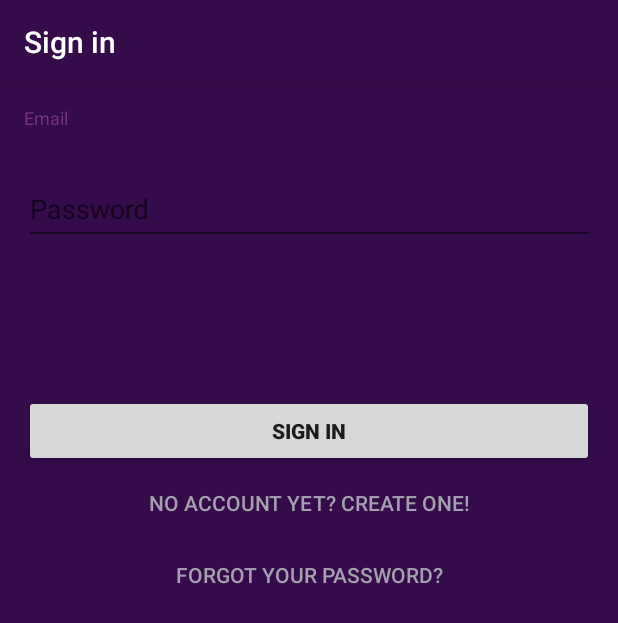
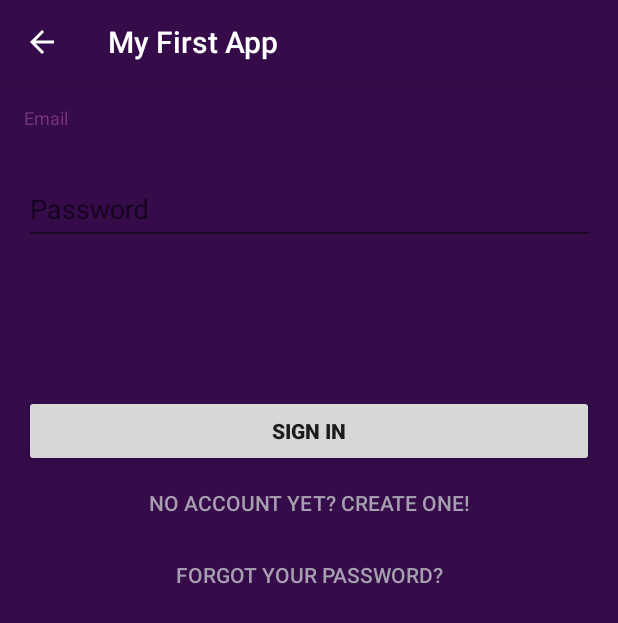
Before and after one commit to Venkipullela/GamesApp, an Android app: the LoginActivity screen opened directly, with no data from a screen before it, on a phone screen of 412 x 824 dp. Shown: the top 623 px of the screen. Run offline under Robolectric (Android 15) with nearby library versions, the phone set to English and light mode, and no system bars; 2 statements that could not run were skipped.

Commit message:
review comments changes

```diff
--- a/app/src/main/AndroidManifest.xml
+++ b/app/src/main/AndroidManifest.xml
@@ -32,6 +32,7 @@
         </activity>
         <activity
             android:name=".LoginActivity"
+            android:parentActivityName=".MainActivity">
             android:label="@string/title_activity_login"></activity>
     </application>
 
--- a/app/src/main/java/com/example/venkatesh/myfirstapp/MainActivity.java
+++ b/app/src/main/java/com/example/venkatesh/myfirstapp/MainActivity.java
@@ -20,6 +20,11 @@ public class MainActivity extends AppCompatActivity {
         startActivity(intent);
     }
 
+    /**
+     *
+     * @param view
+     * Called when the user taps on the sign in button.
+     */
     public void signIn(View view) {
         Intent intent = new Intent(this, LoginActivity.class);
         startActivity(intent);
--- a/app/src/main/res/layout/activity_login.xml
+++ b/app/src/main/res/layout/activity_login.xml
@@ -86,7 +86,7 @@
                 android:layout_height="wrap_content"
                 android:layout_marginTop="100dp"
                 android:onClick="onSignIn"
-                android:text="@string/action_sign_in"
+                android:text="@string/action_sign_in_short"
                 android:textStyle="bold" />
 
             <Button
--- a/app/src/main/res/values/strings.xml
+++ b/app/src/main/res/values/strings.xml
@@ -9,7 +9,6 @@
     <!-- Strings related to login -->
     <string name="prompt_email">Email</string>
     <string name="prompt_password">Password</string>
-    <string name="action_sign_in">Sign in</string>
     <string name="action_sign_in_short">Sign in</string>
     <string name="error_invalid_email">This email address is invalid</string>
     <string name="error_invalid_password">This password is too short</string>
```
